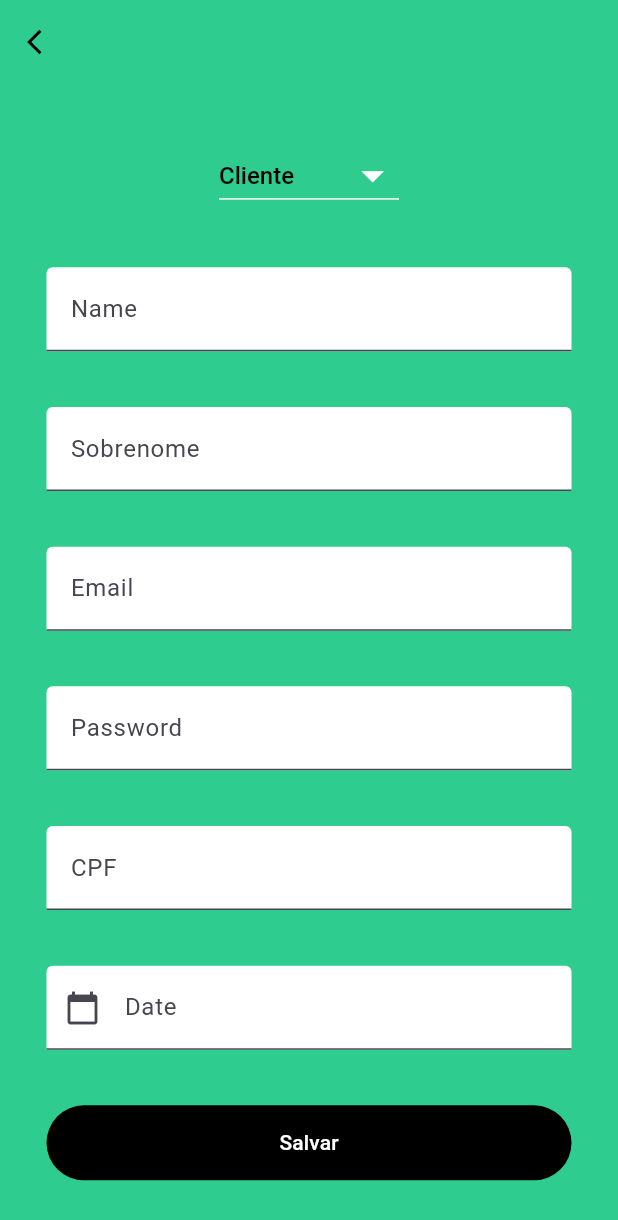
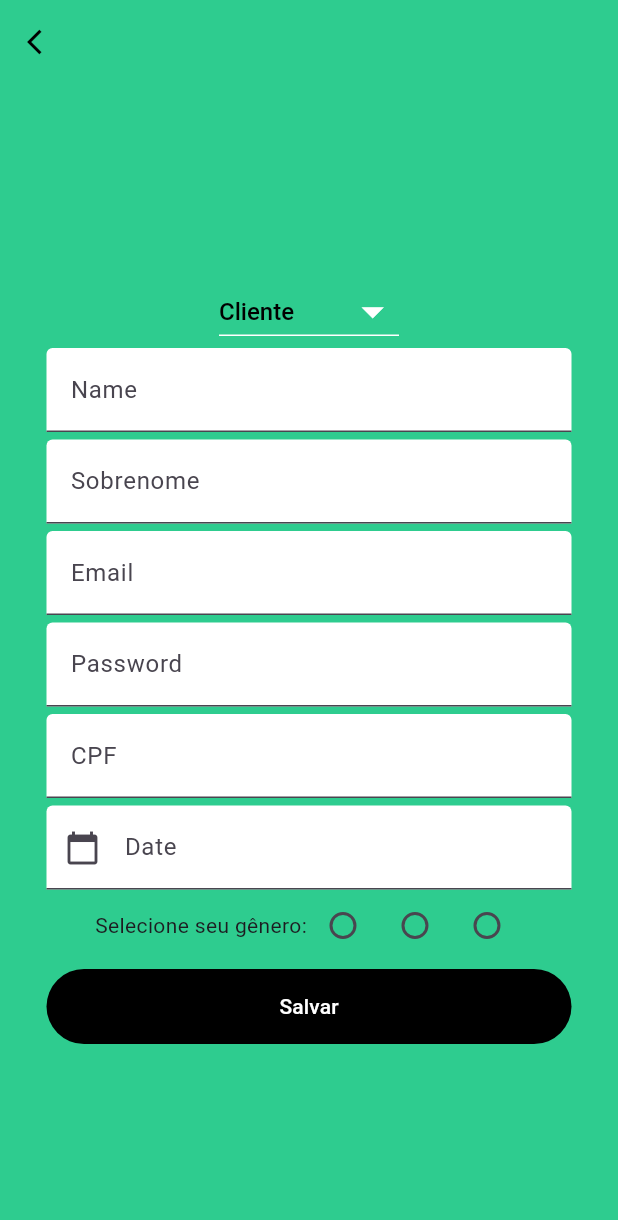
Before and after one commit to Mussatos/Flutter-Broom, a Flutter app: the SignUpPage screen opened directly, after a tap on "Salvar", on a phone screen of 412 x 824 dp. Shown: the top 1220 px of the screen. Run offline on Flutter 3.47's test engine with Material 3 defaults, Android fonts, the phone set to English and light mode, and no system bars; network calls fail.

Commit message:
[FIX] Ajustando forms de login e cadastro e requisições

```diff
--- a/lib/api/user.api.dart
+++ b/lib/api/user.api.dart
@@ -5,8 +5,8 @@ import 'package:http/http.dart' as http;
 
 // o valor 10.2.2.2:3000 é a forma de nós acessarmos o locahost do
 // nosso pc via emulador
-Uri url = Uri.http('10.0.2.2:3001', '/register');
-Uri urlLogin = Uri.http('10.0.2.2:3001', '/login');
+Uri url = Uri.http('10.0.2.2:3000', '/register');
+Uri urlLogin = Uri.http('10.0.2.2:3000', '/login');
 Uri urlImg =
     Uri.http('10.0.2.2:3001', '/file/db56558ca8eeb4267759dd3e9b616f1e');
 
--- a/lib/user.dart
+++ b/lib/user.dart
@@ -7,11 +7,13 @@ class User {
   String cellphone_number = '';
   String user_image = '';
   String cpf;
-  String basic_description = '';
+  String description = '';
   DateTime data;
+  String gender;
+  bool? wantService;
 
-  User({
-    required this.profileId,
+  User(
+      {required this.profileId,
       required this.name,
       required this.sobrenome,
       required this.email,
@@ -20,21 +22,24 @@ class User {
       required this.cpf,
       required this.user_image,
       required this.data,
-    required this.basic_description,
-  });
+      required this.description,
+      required this.gender,
+      required this.wantService});
 
   factory User.fromJson(Map<String, dynamic> json) {
     return User(
         profileId: json['profile_id'],
         email: json['email'],
         password: json['password'],
-        basic_description: json['basic_description'],
+        description: json['description'],
         cpf: json['cpf'],
         name: json['first_name'],
         sobrenome: json['last_name'],
         data: json['age'],
         cellphone_number: json['cellphone_number'],
-        user_image: json['user_image']);
+        user_image: json['user_image'],
+        gender: json['gender'],
+        wantService: json['want_service']);
   }
 
   Map<String, dynamic> toJson() {
@@ -43,12 +48,14 @@ class User {
       'last_name': sobrenome,
       'password': password,
       'user_image': user_image,
-      'basic_description': basic_description,
+      'description': description,
       'age': data.toIso8601String(),
       'cpf': cpf,
       'email': email,
       'profile_id': profileId,
       'cellphone_number': cellphone_number,
+      'gender': gender,
+      'want_service': wantService
     };
   }
 }
--- a/lib/user_form.dart
+++ b/lib/user_form.dart
@@ -1,4 +1,3 @@
-
 import 'package:broom_main_vscode/field_form.dart';
 import 'package:broom_main_vscode/user.dart';
 import 'package:broom_main_vscode/user_provider.dart';
@@ -27,6 +26,7 @@ class _UserFormState extends State<UserForm> {
   DateTime picked = new DateTime(0);
   bool isValidEmail = true;
   bool isValidPassword = true;
+  String gender = '';
 
   @override
   Widget build(BuildContext context) {
@@ -41,9 +41,11 @@ class _UserFormState extends State<UserForm> {
           cpf: controllerCpf.text,
           data: picked,
           profileId: userProfileSelected,
-          basic_description: '',
+          description: '',
           cellphone_number: '',
-          user_image: '');
+          user_image: '',
+          wantService: null,
+          gender: gender);
 
       userProvider.users.insert(0, user);
 
@@ -55,6 +57,7 @@ class _UserFormState extends State<UserForm> {
     }
 
     return Center(
+      child: SingleChildScrollView(
         child: Column(
           mainAxisAlignment: MainAxisAlignment.spaceEvenly,
           children: [
@@ -89,7 +92,12 @@ class _UserFormState extends State<UserForm> {
             SizedBox(
               width: 350,
               child: FieldForm(
-                label: 'Name', isPassoword: false, controller: controllerName),
+                  label: 'Name',
+                  isPassoword: false,
+                  controller: controllerName),
+            ),
+            SizedBox(
+              height: 5,
             ),
             SizedBox(
               width: 350,
@@ -97,6 +105,9 @@ class _UserFormState extends State<UserForm> {
                   label: 'Sobrenome',
                   isPassoword: false,
                   controller: controllerSobrenome),
+            ),
+            SizedBox(
+              height: 5,
             ),
             SizedBox(
               width: 350,
@@ -116,6 +127,9 @@ class _UserFormState extends State<UserForm> {
               ),
             ),
             SizedBox(
+              height: 5,
+            ),
+            SizedBox(
               width: 350,
               child: TextField(
                   decoration: InputDecoration(
@@ -132,9 +146,15 @@ class _UserFormState extends State<UserForm> {
                   }),
             ),
             SizedBox(
+              height: 5,
+            ),
+            SizedBox(
               width: 350,
               child: FieldForm(
                   label: 'CPF', isPassoword: false, controller: controllerCpf),
+            ),
+            SizedBox(
+              height: 5,
             ),
             SizedBox(
               width: 350,
@@ -154,6 +174,46 @@ class _UserFormState extends State<UserForm> {
             ),
             SizedBox(
               width: 350,
+              child: Row(
+                mainAxisAlignment: MainAxisAlignment.center,
+                children: [
+                  Text('Selecione seu gênero:'),
+                  Radio(
+
+                    value: 'M',
+                    groupValue: gender,
+                    onChanged: (value) {
+                      setState(() {
+                        gender = value!;
+                      });
+                    },
+                  ),
+                  Radio(
+                    value: 'F',
+                    groupValue: gender,
+                    onChanged: (value) {
+                      setState(() {
+                        gender = value!;
+                      });
+                    },
+                  ),
+                  Radio(
+                    value: 'O',
+                    groupValue: gender,
+                    onChanged: (value) {
+                      setState(() {
+                        gender = value!;
+                      });
+                    },
+                  ),
+                ],
+              ),
+            ),
+            SizedBox(
+              height: 5,
+            ),
+            SizedBox(
+              width: 350,
               height: 50,
               child: TextButton(
                 onPressed: () => save(),
@@ -163,8 +223,9 @@ class _UserFormState extends State<UserForm> {
                   foregroundColor: MaterialStateProperty.all(Colors.white),
                 ),
               ),
-          )
+            ),
           ],
+        ),
       ),
     );
   }
```
Also changed, not shown: lib/login.dart (+21 -10 lines), pubspec.lock. Lines whose indentation alone changed are shown as unchanged.
